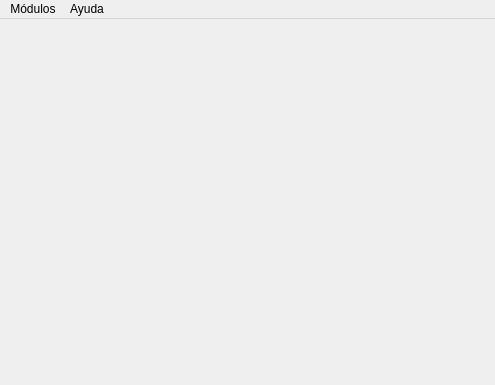
Before: the Qt Designer form principal.ui in jorge-luis-dev/Arenita, drawn with Qt 5.
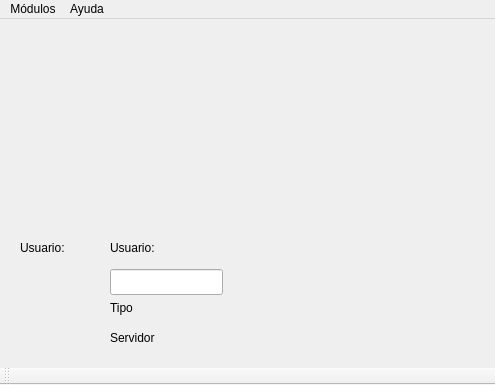
After: the same form once the commit is applied.

What changed in the file:
```diff
--- a/principal.ui
+++ b/principal.ui
@@ -13,7 +13,73 @@
   <property name="windowTitle">
    <string>Arenita ERP</string>
   </property>
-  <widget class="QWidget" name="centralWidget"/>
+  <widget class="QWidget" name="centralWidget">
+   <widget class="QLabel" name="lblUsuario">
+    <property name="geometry">
+     <rect>
+      <x>110</x>
+      <y>220</y>
+      <width>56</width>
+      <height>18</height>
+     </rect>
+    </property>
+    <property name="whatsThis">
+     <string>&lt;html&gt;&lt;head/&gt;&lt;body&gt;&lt;p&gt;Nombre de usuario&lt;/p&gt;&lt;/body&gt;&lt;/html&gt;</string>
+    </property>
+    <property name="text">
+     <string>Usuario:</string>
+    </property>
+   </widget>
+   <widget class="QLabel" name="lblNombreUsuario">
+    <property name="geometry">
+     <rect>
+      <x>20</x>
+      <y>220</y>
+      <width>119</width>
+      <height>18</height>
+     </rect>
+    </property>
+    <property name="text">
+     <string>Usuario: </string>
+    </property>
+   </widget>
+   <widget class="QLineEdit" name="txtClave">
+    <property name="geometry">
+     <rect>
+      <x>110</x>
+      <y>250</y>
+      <width>113</width>
+      <height>26</height>
+     </rect>
+    </property>
+   </widget>
+   <widget class="QLabel" name="lblTipo">
+    <property name="geometry">
+     <rect>
+      <x>110</x>
+      <y>280</y>
+      <width>151</width>
+      <height>18</height>
+     </rect>
+    </property>
+    <property name="text">
+     <string>Tipo</string>
+    </property>
+   </widget>
+   <widget class="QLabel" name="lblServidor">
+    <property name="geometry">
+     <rect>
+      <x>110</x>
+      <y>310</y>
+      <width>72</width>
+      <height>18</height>
+     </rect>
+    </property>
+    <property name="text">
+     <string>Servidor</string>
+    </property>
+   </widget>
+  </widget>
   <widget class="QMenuBar" name="menuBar">
    <property name="geometry">
     <rect>
@@ -39,6 +105,17 @@
    <addaction name="menuModulos"/>
    <addaction name="menuAyuda"/>
   </widget>
+  <widget class="QToolBar" name="toolBar">
+   <property name="windowTitle">
+    <string>toolBar</string>
+   </property>
+   <attribute name="toolBarArea">
+    <enum>BottomToolBarArea</enum>
+   </attribute>
+   <attribute name="toolBarBreak">
+    <bool>false</bool>
+   </attribute>
+  </widget>
   <action name="actionAcerca_de">
    <property name="text">
     <string>Acerca de</string>
```
Left out of the diff: 2 changed lines with no effect on the pictures.
